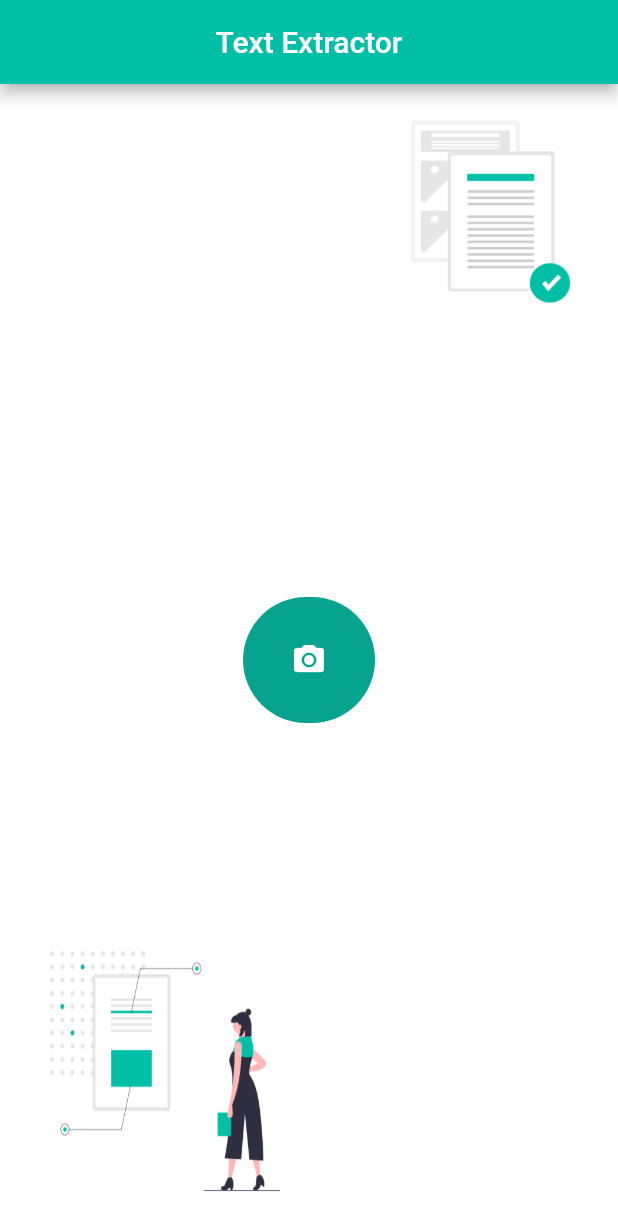
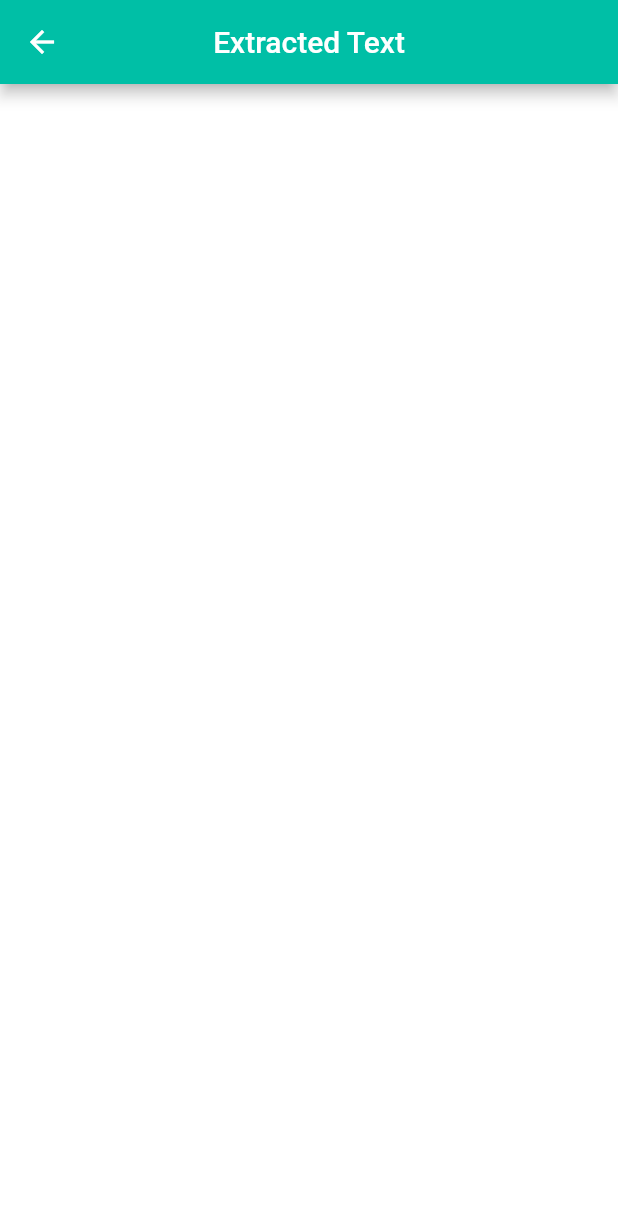
Before and after one commit to hadimir22/Text-Recognition-App, a Flutter app: the screen it shows after launch, after a tap on the "photo camera" icon, on a phone screen of 412 x 824 dp. Shown: the top 1231 px of the screen. Run offline on Flutter 3.47's test engine with Material 2 defaults, Android fonts, the phone set to English and light mode, and no system bars; our stand-ins replace image_picker; missing offline and left inert: firebase_ml_vision; accounts and stored records are empty.

Commit message:
feat: text passed to another screen

```diff
--- a/lib/main.dart
+++ b/lib/main.dart
@@ -1,5 +1,6 @@
 import 'package:flutter/material.dart';
 import 'package:textRecognition/ui/home.dart';
+import 'package:textRecognition/ui/showText.dart';
 
 void main() async {
   runApp(MaterialApp(
@@ -8,9 +9,6 @@ void main() async {
     initialRoute: 'home',
     routes: {
       'home': (context) => Home(),
-//      '/capture': (context) => TakePictureScreen(
-//            camera: firstCamera,
-//          ),
     },
     home: new Home(),
   ));
--- a/lib/ui/home.dart
+++ b/lib/ui/home.dart
@@ -1,6 +1,7 @@
 import 'package:flutter/material.dart';
 import 'package:image_picker/image_picker.dart';
 import 'package:firebase_ml_vision/firebase_ml_vision.dart';
+import 'package:textRecognition/ui/showText.dart';
 
 class Home extends StatefulWidget {
   @override
@@ -17,9 +18,13 @@ class _HomeState extends State<Home> {
     setState(() {
       imagePath = picture;
     });
-    print("yej $picture");
+    processImage(picture);
+  }
+
+  processImage(image) async {
+    try {
       final FirebaseVisionImage visionImage =
-        FirebaseVisionImage.fromFile(imagePath);
+          FirebaseVisionImage.fromFile(image);
       print('vison $visionImage');
       final TextRecognizer textRecognizer =
           FirebaseVision.instance.textRecognizer();
@@ -27,6 +32,7 @@ class _HomeState extends State<Home> {
           await textRecognizer.processImage(visionImage);
 
       String text = visionText.text;
+      navigate(text);
       print("osp $text");
       for (TextBlock block in visionText.blocks) {
         final Rect boundingBox = block.boundingBox;
@@ -42,9 +48,17 @@ class _HomeState extends State<Home> {
           }
         }
       }
+    } catch (e) {
+      print('error $e');
+    }
   }
 
-  processImage() {}
+  navigate(extractedText) {
+    Navigator.push(
+        context,
+        MaterialPageRoute(
+            builder: (context) => ShowText(extractedText: extractedText)));
+  }
 
   @override
   Widget build(BuildContext context) {
--- /dev/null
+++ b/lib/ui/showText.dart
@@ -0,0 +1,19 @@
+import 'package:flutter/material.dart';
+
+class ShowText extends StatelessWidget {
+  final String extractedText;
+
+  ShowText({Key key, @required this.extractedText}) : super(key: key);
+
+  @override
+  Widget build(BuildContext context) {
+    return Scaffold(
+      appBar: AppBar(
+        title: Text('Extracted Text'),
+        centerTitle: true,
+        backgroundColor: Color(0XFF00BFA6),
+      ),
+      backgroundColor: Colors.white,
+    );
+  }
+}
```
Also changed, not shown: lib/ui/capture.dart (deleted). Lines whose indentation alone changed are shown as unchanged.
